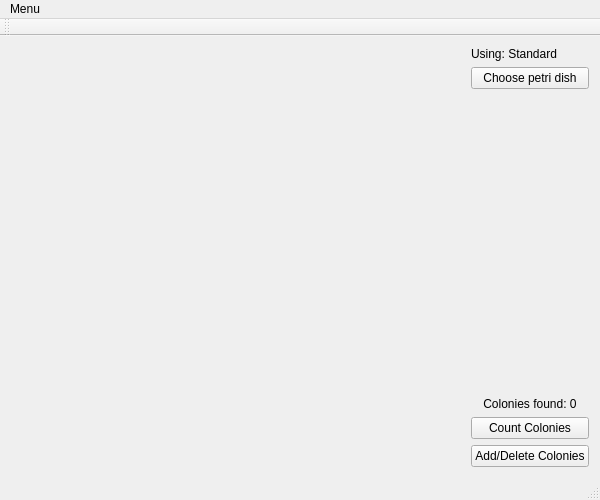
Above: mainwindow.ui from ColonyCounter/ColonyCounter-GUI before the change. Below: the same form after it.
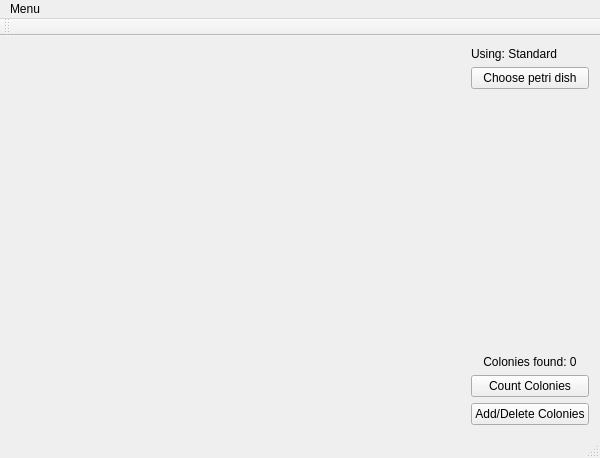
That is the form after the change.

What changed in the file:
```diff
--- a/mainwindow.ui
+++ b/mainwindow.ui
@@ -7,7 +7,7 @@
     <x>0</x>
     <y>0</y>
     <width>600</width>
-    <height>500</height>
+    <height>458</height>
    </rect>
   </property>
   <property name="cursor">
```
